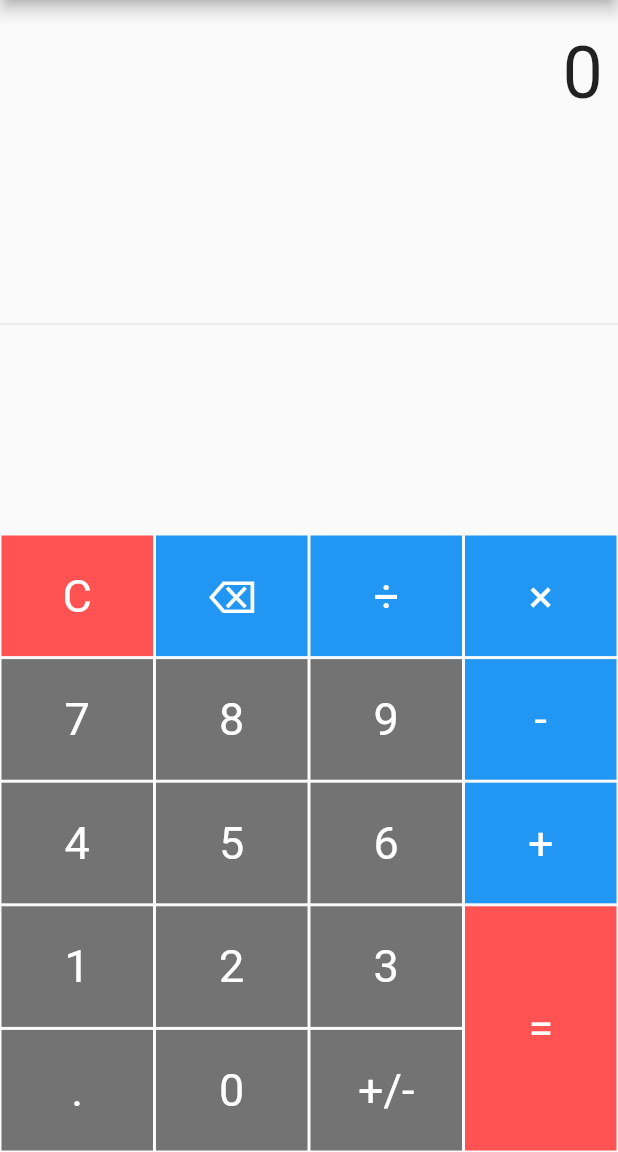
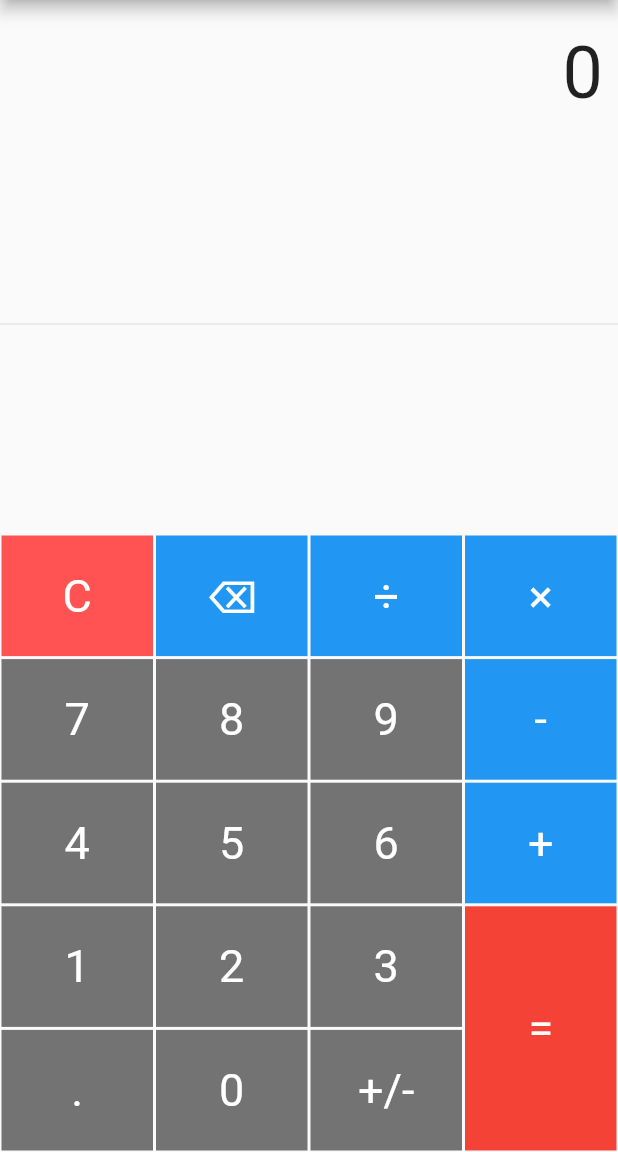
Before and after one commit to dantebarton/flutter_calculator, a Flutter app: the screen it shows after launch, on a phone screen of 412 x 824 dp, the part 84-1236 px from its top. Run offline on Flutter 3.47's test engine with Material 2 defaults, Android fonts, the phone set to English and light mode, and no system bars; missing offline and left inert: window_size.

Commit message:
"=" button color change red

```diff
--- a/lib/main.dart
+++ b/lib/main.dart
@@ -175,7 +175,7 @@ class _SimpleCalculatorState extends State<SimpleCalculator> {
                       BuildButton(
                           buttonText: "=",
                           buttonHeight: 2,
-                          buttonColor: Colors.redAccent,
+                          buttonColor: Colors.red,
                           onTap: () => calculateResult())
                     ])
                   ],
```
